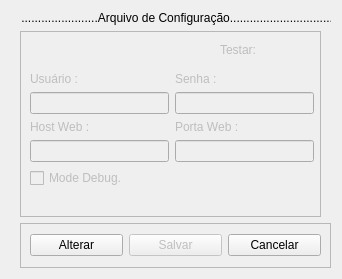
This is src/ui/mnConfig.ui in Locked666/control_acess_desk as Qt 5 draws it before an edit. The edited form follows.
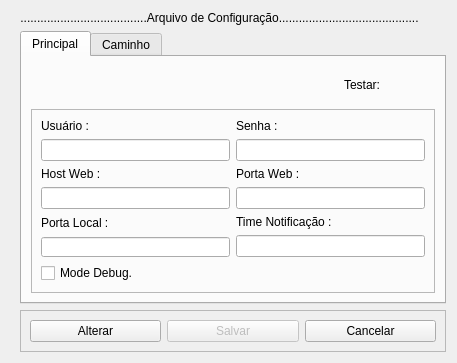
This is the edited form. The open tabs and pages were chosen to show the change. Icons and pictures are not drawn.

```diff
--- a/src/ui/mnConfig.ui
+++ b/src/ui/mnConfig.ui
@@ -6,8 +6,8 @@
    <rect>
     <x>0</x>
     <y>0</y>
-    <width>342</width>
-    <height>279</height>
+    <width>457</width>
+    <height>363</height>
    </rect>
   </property>
   <property name="minimumSize">
@@ -18,8 +18,8 @@
   </property>
   <property name="maximumSize">
    <size>
-    <width>367</width>
-    <height>279</height>
+    <width>1600</width>
+    <height>1600</height>
    </size>
   </property>
   <property name="windowTitle">
@@ -40,7 +40,7 @@
         </sizepolicy>
        </property>
        <property name="text">
-        <string>........................Arquivo de Configuração...............................</string>
+        <string>......................................Arquivo de Configuração..........................................</string>
        </property>
        <property name="alignment">
         <set>Qt::AlignCenter</set>
@@ -48,37 +48,102 @@
       </widget>
      </item>
      <item>
-      <widget class="QFrame" name="frm_body">
+      <widget class="QTabWidget" name="frm_body">
        <property name="enabled">
-        <bool>false</bool>
+        <bool>true</bool>
        </property>
        <property name="maximumSize">
         <size>
-         <width>301</width>
-         <height>191</height>
+         <width>1600</width>
+         <height>1600</height>
         </size>
        </property>
-       <property name="frameShape">
-        <enum>QFrame::StyledPanel</enum>
+       <property name="currentIndex">
+        <number>1</number>
        </property>
-       <property name="frameShadow">
-        <enum>QFrame::Raised</enum>
-       </property>
-       <widget class="QWidget" name="layoutWidget">
-        <property name="geometry">
-         <rect>
-          <x>10</x>
-          <y>40</y>
-          <width>284</width>
-          <height>117</height>
-         </rect>
-        </property>
-        <layout class="QVBoxLayout" name="verticalLayout_8">
-         <item>
-          <layout class="QHBoxLayout" name="horizontalLayout_2">
-           <item>
+       <widget class="QWidget" name="tab_first" native="true">
+        <attribute name="title">
+         <string>Principal</string>
+        </attribute>
             <layout class="QVBoxLayout" name="verticalLayout_9">
              <item>
+          <widget class="QFrame" name="">
+           <property name="minimumSize">
+            <size>
+             <width>0</width>
+             <height>37</height>
+            </size>
+           </property>
+           <property name="maximumSize">
+            <size>
+             <width>16777215</width>
+             <height>37</height>
+            </size>
+           </property>
+           <layout class="QHBoxLayout" name="horizontalLayout_8">
+            <item>
+             <spacer name="horizontalSpacer">
+              <property name="orientation">
+               <enum>Qt::Horizontal</enum>
+              </property>
+              <property name="sizeHint" stdset="0">
+               <size>
+                <width>298</width>
+                <height>20</height>
+               </size>
+              </property>
+             </spacer>
+            </item>
+            <item>
+             <layout class="QHBoxLayout" name="horizontalLayout_3">
+              <item>
+               <widget class="QLabel" name="label_2">
+                <property name="text">
+                 <string>Testar:</string>
+                </property>
+               </widget>
+              </item>
+              <item>
+               <widget class="QPushButton" name="pushButton_4">
+                <property name="text">
+                 <string/>
+                </property>
+                <property name="icon">
+                 <iconset resource="../resources/icons.qrc">
+                  <normaloff>:/icons/reload.png</normaloff>:/icons/reload.png</iconset>
+                </property>
+                <property name="iconSize">
+                 <size>
+                  <width>25</width>
+                  <height>25</height>
+                 </size>
+                </property>
+                <property name="flat">
+                 <bool>true</bool>
+                </property>
+               </widget>
+              </item>
+             </layout>
+            </item>
+           </layout>
+          </widget>
+         </item>
+         <item>
+          <widget class="QFrame" name="frame">
+           <property name="frameShape">
+            <enum>QFrame::StyledPanel</enum>
+           </property>
+           <property name="frameShadow">
+            <enum>QFrame::Raised</enum>
+           </property>
+           <layout class="QVBoxLayout" name="verticalLayout_16">
+            <item>
+             <layout class="QVBoxLayout" name="verticalLayout_12">
+              <item>
+               <layout class="QVBoxLayout" name="verticalLayout_5">
+                <item>
+                 <layout class="QHBoxLayout" name="horizontalLayout_2">
+                  <item>
               <layout class="QVBoxLayout" name="verticalLayout_10">
                <item>
                 <widget class="QLabel" name="label_6">
@@ -96,27 +161,6 @@
               </layout>
              </item>
              <item>
-              <layout class="QVBoxLayout" name="verticalLayout_11">
-               <item>
-                <widget class="QLabel" name="label_7">
-                 <property name="text">
-                  <string>Host Web :</string>
-                 </property>
-                 <property name="buddy">
-                  <cstring>text_host</cstring>
-                 </property>
-                </widget>
-               </item>
-               <item>
-                <widget class="QLineEdit" name="text_host"/>
-               </item>
-              </layout>
-             </item>
-            </layout>
-           </item>
-           <item>
-            <layout class="QVBoxLayout" name="verticalLayout_12">
-             <item>
               <layout class="QVBoxLayout" name="verticalLayout_13">
                <item>
                 <widget class="QLabel" name="label_8">
@@ -137,6 +181,27 @@
                </item>
               </layout>
              </item>
+                 </layout>
+                </item>
+                <item>
+                 <layout class="QHBoxLayout" name="horizontalLayout_4">
+                  <item>
+                   <layout class="QVBoxLayout" name="verticalLayout_11">
+                    <item>
+                     <widget class="QLabel" name="label_7">
+                      <property name="text">
+                       <string>Host Web :</string>
+                      </property>
+                      <property name="buddy">
+                       <cstring>text_host</cstring>
+                      </property>
+                     </widget>
+                    </item>
+                    <item>
+                     <widget class="QLineEdit" name="text_host"/>
+                    </item>
+                   </layout>
+                  </item>
              <item>
               <layout class="QVBoxLayout" name="verticalLayout_14">
                <item>
@@ -156,6 +221,63 @@
              </item>
             </layout>
            </item>
+                <item>
+                 <layout class="QHBoxLayout" name="horizontalLayout_9">
+                  <item>
+                   <layout class="QVBoxLayout" name="verticalLayout_4">
+                    <property name="spacing">
+                     <number>6</number>
+                    </property>
+                    <property name="leftMargin">
+                     <number>0</number>
+                    </property>
+                    <property name="bottomMargin">
+                     <number>0</number>
+                    </property>
+                    <item>
+                     <widget class="QLabel" name="label_10">
+                      <property name="text">
+                       <string>Porta Local : </string>
+                      </property>
+                      <property name="buddy">
+                       <cstring>text_port_local</cstring>
+                      </property>
+                     </widget>
+                    </item>
+                    <item>
+                     <widget class="QLineEdit" name="text_port_local">
+                      <property name="maximumSize">
+                       <size>
+                        <width>1600</width>
+                        <height>20</height>
+                       </size>
+                      </property>
+                      <property name="alignment">
+                       <set>Qt::AlignLeading|Qt::AlignLeft|Qt::AlignVCenter</set>
+                      </property>
+                     </widget>
+                    </item>
+                   </layout>
+                  </item>
+                  <item>
+                   <layout class="QVBoxLayout" name="verticalLayout_19">
+                    <item>
+                     <widget class="QLabel" name="label_12">
+                      <property name="text">
+                       <string>Time Notificação :</string>
+                      </property>
+                      <property name="buddy">
+                       <cstring>text_port_3</cstring>
+                      </property>
+                     </widget>
+                    </item>
+                    <item>
+                     <widget class="QLineEdit" name="text_port_3"/>
+                    </item>
+                   </layout>
+                  </item>
+                 </layout>
+                </item>
           </layout>
          </item>
          <item>
@@ -166,21 +288,43 @@
           </widget>
          </item>
         </layout>
-       </widget>
-       <widget class="QWidget" name="">
-        <property name="geometry">
-         <rect>
-          <x>200</x>
-          <y>1</y>
-          <width>80</width>
-          <height>35</height>
-         </rect>
-        </property>
-        <layout class="QHBoxLayout" name="horizontalLayout_3">
+            </item>
+           </layout>
+          </widget>
+         </item>
+        </layout>
+       </widget>
+       <widget class="QWidget" name="tab_path_app">
+        <attribute name="title">
+         <string>Caminho</string>
+        </attribute>
+        <layout class="QVBoxLayout" name="verticalLayout_18">
+         <item>
+          <widget class="QFrame" name="frame_3">
+           <property name="frameShape">
+            <enum>QFrame::StyledPanel</enum>
+           </property>
+           <property name="frameShadow">
+            <enum>QFrame::Raised</enum>
+           </property>
+           <layout class="QVBoxLayout" name="verticalLayout_17">
+            <property name="spacing">
+             <number>0</number>
+            </property>
+            <property name="topMargin">
+             <number>0</number>
+            </property>
+            <property name="bottomMargin">
+             <number>0</number>
+            </property>
          <item>
-          <widget class="QLabel" name="label_2">
+             <layout class="QVBoxLayout" name="verticalLayout_15">
+              <item>
+               <layout class="QVBoxLayout" name="verticalLayout_6">
+                <item>
+                 <widget class="QLabel" name="label_3">
            <property name="text">
-            <string>Testar:</string>
+                   <string>Team Viewer:</string>
            </property>
            <property name="buddy">
             <cstring>pushButton_4</cstring>
@@ -188,23 +332,80 @@
           </widget>
          </item>
          <item>
-          <widget class="QPushButton" name="pushButton_4">
+                 <layout class="QHBoxLayout" name="horizontalLayout_5">
+                  <item>
+                   <widget class="QLineEdit" name="text_path_teamviewer"/>
+                  </item>
+                  <item>
+                   <widget class="QToolButton" name="tool_path_teamviewer">
            <property name="text">
-            <string/>
-           </property>
-           <property name="icon">
-            <iconset resource="../resources/icons.qrc">
-             <normaloff>:/icons/reload.png</normaloff>:/icons/reload.png</iconset>
-           </property>
-           <property name="iconSize">
-            <size>
-             <width>25</width>
-             <height>25</height>
-            </size>
-           </property>
-           <property name="flat">
-            <bool>true</bool>
-           </property>
+                     <string>...</string>
+                    </property>
+                   </widget>
+                  </item>
+                 </layout>
+                </item>
+               </layout>
+              </item>
+              <item>
+               <layout class="QVBoxLayout" name="verticalLayout_7">
+                <item>
+                 <widget class="QLabel" name="label_4">
+                  <property name="text">
+                   <string>QSConect :</string>
+                  </property>
+                  <property name="buddy">
+                   <cstring>text_path_qsconnect</cstring>
+                  </property>
+                 </widget>
+                </item>
+                <item>
+                 <layout class="QHBoxLayout" name="horizontalLayout_6">
+                  <item>
+                   <widget class="QLineEdit" name="text_path_qsconnect"/>
+                  </item>
+                  <item>
+                   <widget class="QToolButton" name="tool_path_qsconnect">
+                    <property name="text">
+                     <string>...</string>
+                    </property>
+                   </widget>
+                  </item>
+                 </layout>
+                </item>
+               </layout>
+              </item>
+              <item>
+               <layout class="QVBoxLayout" name="verticalLayout_8">
+                <item>
+                 <widget class="QLabel" name="label_5">
+                  <property name="text">
+                   <string>AnyDesk :</string>
+                  </property>
+                  <property name="buddy">
+                   <cstring>text_path_anydesk</cstring>
+                  </property>
+                 </widget>
+                </item>
+                <item>
+                 <layout class="QHBoxLayout" name="horizontalLayout_7">
+                  <item>
+                   <widget class="QLineEdit" name="text_path_anydesk"/>
+                  </item>
+                  <item>
+                   <widget class="QToolButton" name="tool_path_anydesk">
+                    <property name="text">
+                     <string>...</string>
+                    </property>
+                   </widget>
+                  </item>
+                 </layout>
+                </item>
+               </layout>
+              </item>
+             </layout>
+            </item>
+           </layout>
           </widget>
          </item>
         </layout>
@@ -215,7 +416,7 @@
       <widget class="QFrame" name="frame_2">
        <property name="maximumSize">
         <size>
-         <width>331</width>
+         <width>1600</width>
          <height>45</height>
         </size>
        </property>
```
Left out of the diff: 83 changed lines with no effect on the pictures. Lines whose indentation alone changed are shown as unchanged.
